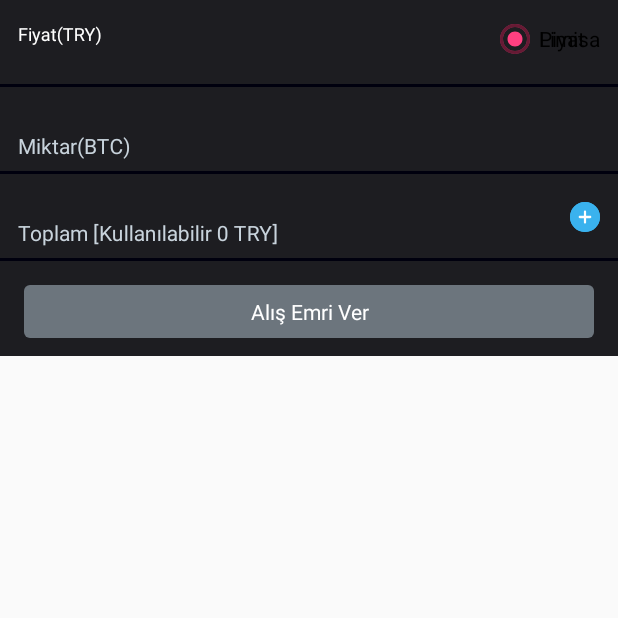
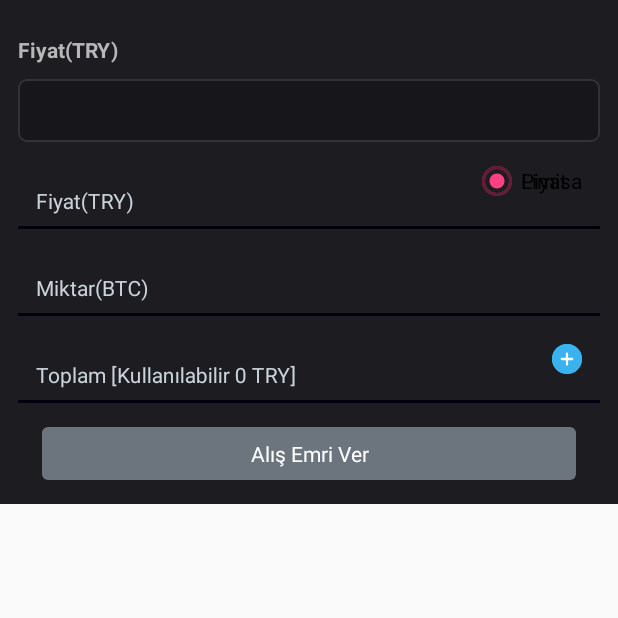
Before and after one commit to hinciler/cryptocurrencyExchange, an Android app: the fragment BuyFragment shown on its own in the app's theme, on a phone screen of 412 x 824 dp, the top half of it. Run offline under Robolectric (Android 15) with nearby library versions, the phone set to English and light mode, and no system bars; our stand-ins replace EventBus; libraries missing offline, so code that uses them is left out: com.pixplicity.easyprefs, org.java_websocket.client, org.java_websocket.handshake; plain views replace SegmentedGroup.

Commit message:
fragment tasarimi

```diff
--- a/app/src/main/java/com/parifix/app/fragments/TradeFragment.java
+++ b/app/src/main/java/com/parifix/app/fragments/TradeFragment.java
@@ -112,7 +112,7 @@ public class TradeFragment extends Fragment {
                 case 0:
                     return new BuyFragment();
                 case 1:
-                    return new SellFragment();
+                    return new BuyFragment();
                 default:
                     return null;
             }
@@ -153,8 +153,9 @@ public class TradeFragment extends Fragment {
 
 
     private void initBuyAndSellFragments() {
-        this.tabLayout.addTab(this.tabLayout.newTab().setText("Alis"));
-        this.tabLayout.addTab(this.tabLayout.newTab().setText("Satis"));
+        this.tabLayout.addTab(this.tabLayout.newTab().setText("Limit"));
+        this.tabLayout.addTab(this.tabLayout.newTab().setText("Piyasa"));
+        this.tabLayout.addTab(this.tabLayout.newTab().setText("Piyasa"));
         this.adapter = new PagerAdapter(getActivity().getSupportFragmentManager(), this.tabLayout.getTabCount());
         this.pager.setAdapter(this.adapter);
         this.pager.setOffscreenPageLimit(2);
--- /dev/null
+++ b/app/src/main/res/drawable/edit_text_background.xml
@@ -0,0 +1,15 @@
+<?xml version="1.0" encoding="utf-8" ?>
+
+<shape xmlns:android="http://schemas.android.com/apk/res/android"
+
+    android:thickness="0dp"
+    android:shape="rectangle">
+    <stroke android:width="1dp"
+        android:color="#313336"/>
+    <corners android:radius="5dp" />
+    <gradient
+        android:startColor="#16161b"
+        android:endColor="#16161b"
+        android:type="linear"
+        android:angle="270"/>
+</shape>
--- a/app/src/main/res/layout/fragment_buy.xml
+++ b/app/src/main/res/layout/fragment_buy.xml
@@ -4,8 +4,42 @@
     xmlns:segmentedgroup="http://schemas.android.com/apk/res-auto"
     android:orientation="vertical"
     android:background="@color/tabActiveTextColor"
+    android:paddingLeft="12dp"
+    android:paddingTop="8dp"
+    android:paddingRight="12dp"
+    android:paddingBottom="4dp"
     android:layout_width="match_parent"
     android:layout_height="wrap_content">
+
+
+        <TextView
+            android:layout_width="wrap_content"
+            android:layout_height="wrap_content"
+            android:layout_marginBottom="10dp"
+            android:text="Fiyat(TRY)"
+            android:layout_marginTop="15dp"
+            android:textSize="14sp"
+            android:textColor="#b7b7b7"
+            android:textStyle="bold" />
+
+        <RelativeLayout
+            android:layout_width="wrap_content"
+            android:layout_height="wrap_content"
+            android:orientation="vertical">
+
+            <EditText
+                android:id="@+id/request_amount"
+                android:layout_width="match_parent"
+                android:layout_height="wrap_content"
+                android:background="@drawable/edit_text_background"
+                android:imeOptions="actionSend"
+                android:inputType="numberDecimal"
+                android:maxLength="27"
+                android:padding="10dp"
+                android:textColor="#444444"
+                android:textSize="16sp" />
+
+        </RelativeLayout>
 
         <LinearLayout android:orientation="horizontal"
             android:paddingLeft="12dp"
```
Also changed, not shown: 2 other files.
